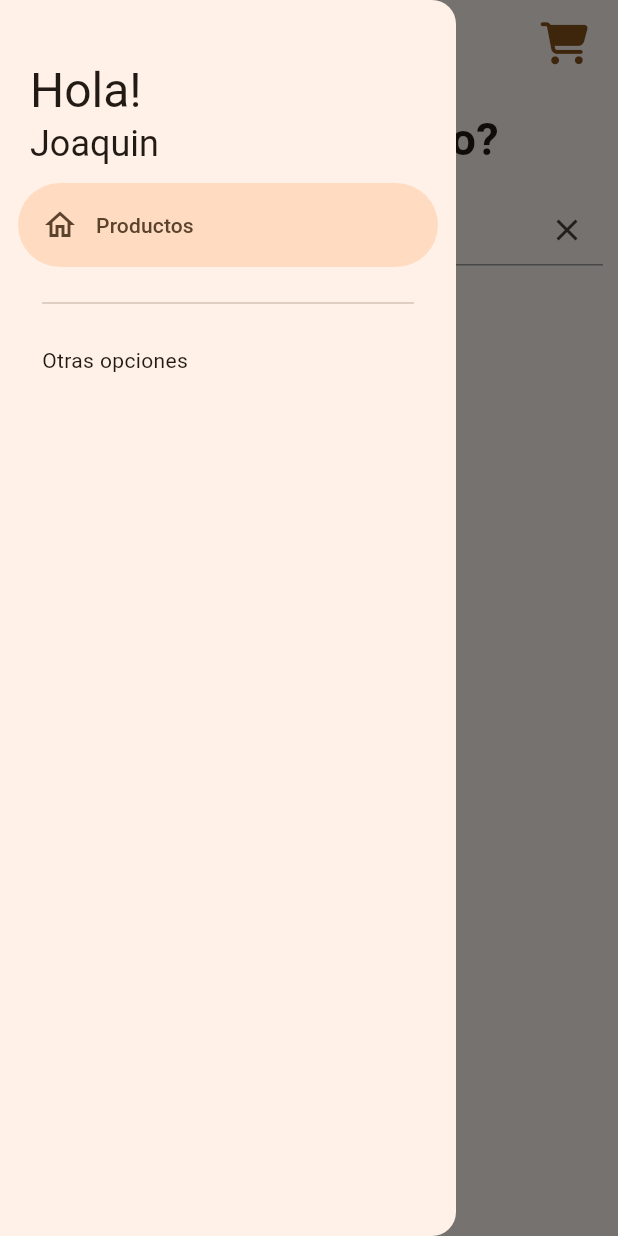
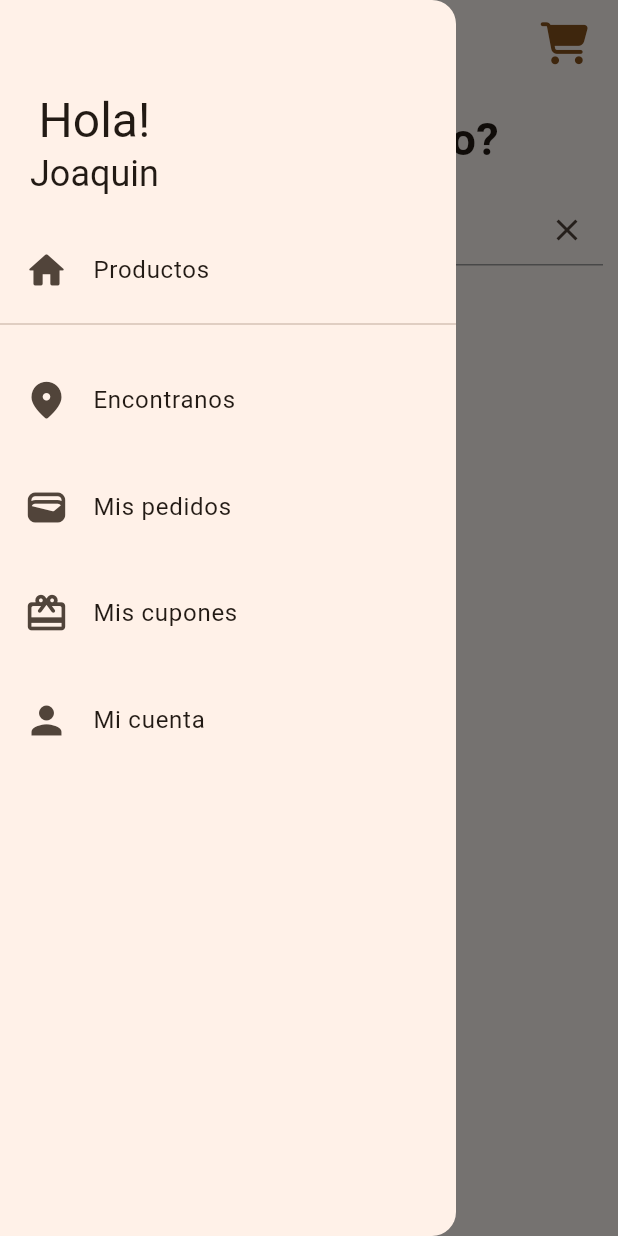
Before and after one commit to joacocarena/J-J-Burgers, a Flutter app: the screen it shows after launch, with the side drawer open, on a phone screen of 412 x 824 dp. Run offline on Flutter 3.47's test engine with Material 3 defaults, Android fonts, the phone set to English and light mode, and no system bars; our stand-ins replace flutter_riverpod, font_awesome_flutter, get, go_router, shared_preferences; missing offline and left inert: mongo_dart; network calls fail.

Commit message:
side_menu completed

```diff
--- a/lib/config/router/go_router.dart
+++ b/lib/config/router/go_router.dart
@@ -1,6 +1,7 @@
 import 'package:go_router/go_router.dart';
-import 'package:jj_burgers/presentation/screens/cart_screen.dart';
-import 'package:jj_burgers/presentation/screens/home_screen.dart';
+
+import '../../presentation/screens/screens.dart';
+
 
 final router = GoRouter(
   routes: [
@@ -12,5 +13,21 @@ final router = GoRouter(
       path: '/cart',
       builder: (context, state) => const CartScreen(),
     ),
+    GoRoute(
+      path: '/location',
+      builder: (context, state) => const LocationScreen(),
+    ),
+    GoRoute(
+      path: '/orders',
+      builder: (context, state) => const OrdersScreen(),
+    ),
+    GoRoute(
+      path: '/cupons',
+      builder: (context, state) => const CuponsScreen(),
+    ),
+    GoRoute(
+      path: '/account',
+      builder: (context, state) => const AccountScreen(),
+    ),
   ]
 );
--- a/lib/presentation/widgets/side_menu.dart
+++ b/lib/presentation/widgets/side_menu.dart
@@ -1,5 +1,6 @@
 import 'package:flutter/material.dart';
 import 'package:flutter_riverpod/flutter_riverpod.dart';
+import 'package:go_router/go_router.dart';
 
 class SideMenu extends ConsumerStatefulWidget {
 
@@ -20,44 +21,59 @@ class SideMenuState extends ConsumerState<SideMenu> {
     final hasNotch = MediaQuery.of(context).viewPadding.top > 35;
     final textStyles = Theme.of(context).textTheme;
 
-    return NavigationDrawer(
-      elevation: 1,
-      selectedIndex: navDrawerIndex,
-      onDestinationSelected: (value) {
-        setState(() {
-          navDrawerIndex = value;
-        });
-
-      },
+    return Drawer(
+      child: ListView(
+        padding: EdgeInsets.zero,
         children: [
-        const SizedBox(height: 20),
-        Padding(
-          padding: EdgeInsets.fromLTRB(20, hasNotch ? 0 : 20, 16, 0),
-          child: Text('Hola!', style: textStyles.headlineLarge ),
-        ),
+          const SizedBox(height: 60),
 
           Padding(
             padding: const EdgeInsets.fromLTRB(20, 0, 16, 10),
-          child: Text('Joaquin', style: textStyles.headlineSmall ),
+            child: Align(
+              alignment: Alignment.centerLeft,
+              child: Column(
+                children: [
+                  Text('Hola!', style: textStyles.headlineLarge),
+                  Text('Joaquin', style: textStyles.headlineSmall),
+                ],
+              ),
+            )
+          ),
+          const SizedBox(height: 10),
+          ListTile(
+            leading: const Icon(Icons.home_rounded, size: 30),
+            title: Text('Productos', style: textStyles.bodyLarge),
+            onTap: () => context.pop(),
           ),
 
-        const NavigationDrawerDestination(
-            icon: Icon( Icons.home_outlined ),
-            label: Text( 'Productos' ),
+          const Divider(),
+          const SizedBox(height: 15),
+
+          ListTile(
+            leading: const Icon(Icons.location_on_rounded, size: 30),
+            title: Text('Encontranos', style: textStyles.bodyLarge),
+            onTap: () => context.push('/location'),
           ),
-
-
-        const Padding(
-          padding: EdgeInsets.fromLTRB(28, 16, 28, 10),
-          child: Divider(),
+          const SizedBox(height: 15),
+          ListTile(
+            leading: const Icon(Icons.wallet_rounded, size: 30),
+            title: Text('Mis pedidos', style: textStyles.bodyLarge),
+            onTap: () => context.push('/orders'),
           ),
-
-        const Padding(
-          padding: EdgeInsets.fromLTRB(28, 10, 16, 10),
-          child: Text('Otras opciones'),
+          const SizedBox(height: 15),
+          ListTile(
+            leading: const Icon(Icons.card_giftcard_rounded, size: 30),
+            title: Text('Mis cupones', style: textStyles.bodyLarge),
+            onTap: () => context.push('/cupons'),
           ),
-
-      ]
+          const SizedBox(height: 15),
+          ListTile(
+            leading: const Icon(Icons.person, size: 30),
+            title: Text('Mi cuenta', style: textStyles.bodyLarge),
+            onTap: () => context.push('/account'),
+          ),
+        ],
+      ),
     );
   }
 }
```
Also changed, not shown: lib/presentation/screens/account_screen.dart (added, +15 -0 lines), lib/presentation/screens/cupons_screen.dart (added, +15 -0 lines), lib/presentation/screens/location_screen.dart (added, +15 -0 lines), lib/presentation/screens/orders_screen.dart (added, +15 -0 lines), lib/presentation/screens/screens.dart (added, +9 -0 lines). Lines whose indentation alone changed are shown as unchanged.
